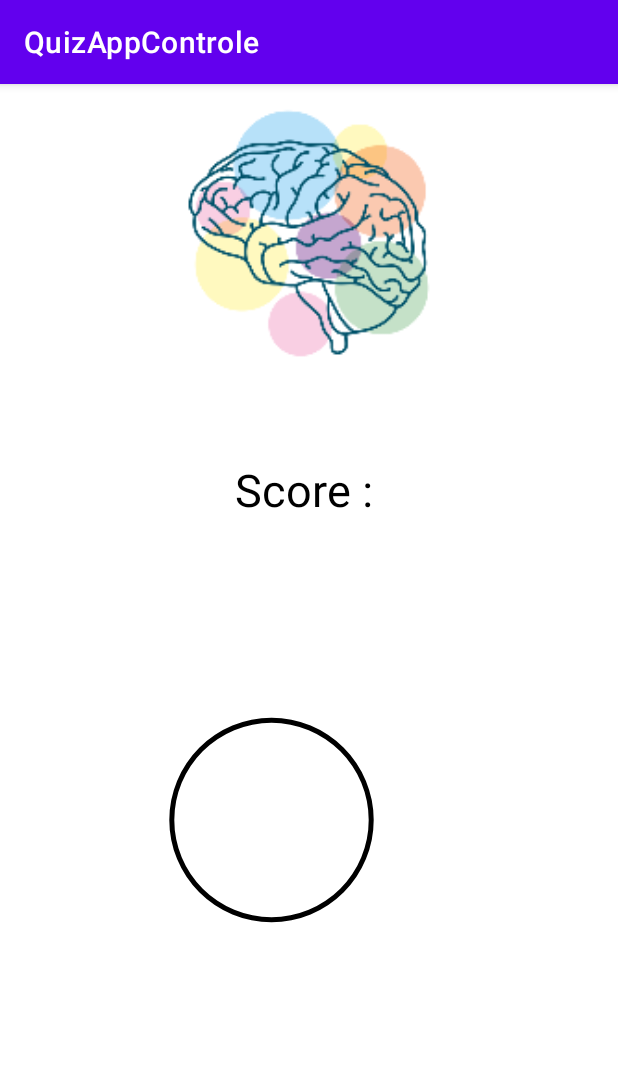
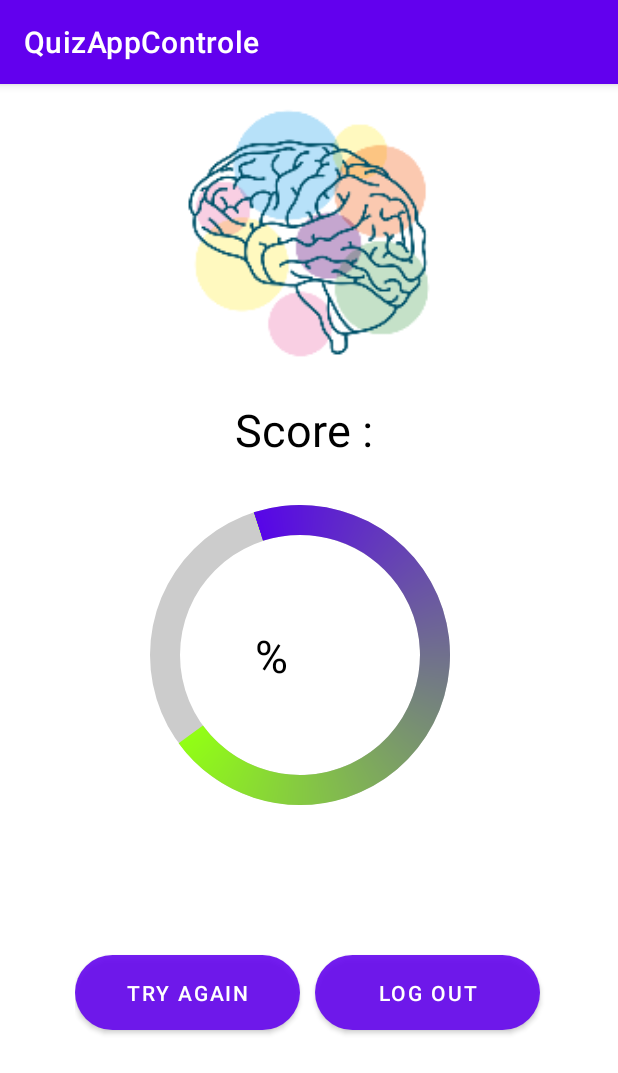
Before and after one commit to felgarti/QuizApp, an Android app: the Score screen opened directly, with no data from a screen before it, on a phone screen of 412 x 824 dp. Shown: the top 1073 px of the screen. Run offline under Robolectric (Android 15) with nearby library versions, the phone set to English and light mode, and no system bars; our stand-ins replace Firebase (no records; nobody signed in at launch, a user with empty details on screens opened directly); libraries missing offline, so code that uses them is left out: com.github.mikephil.charting.

Commit message:
progress bar fixed

```diff
--- a/app/src/main/res/drawable/circular_shape.xml
+++ b/app/src/main/res/drawable/circle_shape.xml
@@ -1,10 +1,14 @@
 <?xml version="1.0" encoding="utf-8"?>
 <shape
     xmlns:android="http://schemas.android.com/apk/res/android"
+    android:shape="ring"
+
     android:innerRadiusRatio="2.5"
-    android:shape="ring"
-    android:thickness="3dp"
+    android:thickness="20dp"
     android:useLevel="false">
-    android:textAlignment="center"
-    <solid android:color="@color/black" />
+
+    <solid android:color="#CCC"
+       />
+
+
 </shape>
--- a/app/src/main/res/drawable/circular_progress_bar.xml
+++ b/app/src/main/res/drawable/circular_progress_bar.xml
@@ -1,21 +1,21 @@
 <?xml version="1.0" encoding="utf-8"?>
-<rotate
-    xmlns:android="http://schemas.android.com/apk/res/android"
-    android:fromDegrees="270"
-    android:toDegrees="270">
+<rotate xmlns:android="http://schemas.android.com/apk/res/android"
 
-    <!--styling the progress bar-->
+
+
+    >
     <shape
         android:innerRadiusRatio="2.5"
         android:shape="ring"
-        android:thickness="8dp"
-        android:useLevel="true">
+        android:thickness="20dp"
+        android:useLevel="true"
+        >
+
         <gradient
-            android:angle="0"
-            android:endColor="#ADD8E6"
-            android:startColor="#ADD8E6"
+            android:angle="100"
+            android:startColor="#5705E8"
+            android:endColor="#92FF14"
             android:type="sweep"
-            android:useLevel="false" />
+            android:useLevel="true" />
     </shape>
-
 </rotate>
--- a/app/src/main/res/layout/activity_score.xml
+++ b/app/src/main/res/layout/activity_score.xml
@@ -10,79 +10,78 @@
 
         android:layout_gravity="center"
         android:src="@mipmap/logo_foreground" />
+
     <TextView
         android:id="@+id/score"
         android:layout_width="match_parent"
         android:layout_height="wrap_content"
-        android:textSize="30dp"
+        android:layout_marginTop="10dp"
+        android:gravity="center"
         android:text="Score : "
-        android:gravity="center"
         android:textColor="@color/black"
-        android:layout_marginTop="50dp"
-        />
-    <RelativeLayout
-        android:id="@+id/progress_layout"
+        android:textSize="30dp" />
+
+    <RelativeLayout xmlns:android="http://schemas.android.com/apk/res/android"
+        xmlns:tools="http://schemas.android.com/tools"
+        android:layout_width="match_parent"
+        android:layout_height="200dp"
+       android:layout_marginLeft="100dp"
+        android:layout_marginTop="30dp"
+        >
+    <ProgressBar
+        android:id="@+id/progressbar"
         android:layout_width="200dp"
         android:layout_height="200dp"
-        android:layout_margin="100dp">
 
-        <ProgressBar
-            android:id="@+id/progress_bar"
-            style="?android:attr/progressBarStyleHorizontal"
-            android:layout_width="match_parent"
-            android:layout_height="match_parent"
-            android:background="@drawable/circular_shape"
-            android:indeterminate="false"
-            android:layout_marginRight="38dp"
-            android:progressDrawable="@drawable/circular_progress_bar"
-            android:textAlignment="center" />
 
-        <TextView
-            android:id="@+id/progress_text"
-            android:layout_width="match_parent"
-            android:layout_height="wrap_content"
-            android:layout_alignParentLeft="true"
-            android:layout_alignParentRight="true"
-            android:layout_centerVertical="true"
-            android:layout_marginRight="38dp"
-            android:gravity="center"
-            android:textColor="@color/black"
-            android:textSize="28sp"
-            android:textStyle="bold" />
+        android:progressDrawable="@drawable/circular_progress_bar"
+        android:background="@drawable/circle_shape"
+        style="?android:attr/progressBarStyleHorizontal"
+        android:max="100"
+        android:progress="70"
+        />
+  <TextView
+      android:layout_height="match_parent"
+      android:layout_width="match_parent"
+      android:background="#00000000"
+     android:layout_marginLeft="70dp"
+ android:textColor="@color/black"
+      android:text="%"
+      android:id="@+id/progressiontext"
+      android:textSize="30dp"
+  android:layout_marginTop="80dp"
+
+
+/>
     </RelativeLayout>
     <LinearLayout
-      android:layout_marginLeft="50dp"
-        android:layout_marginTop="100dp"
-android:orientation="horizontal"
         android:layout_width="match_parent"
-        android:layout_height="wrap_content"
-        >
+        android:layout_height="207dp"
+        android:layout_marginLeft="50dp"
+        android:orientation="horizontal">
 
         <Button
 
+            android:id="@+id/tryagain"
             android:layout_width="150dp"
             android:layout_height="50dp"
-            android:text="try again"
-            android:id="@+id/tryagain"
+            android:layout_marginTop="100dp"
 
-            android:layout_marginTop="100dp"
             android:background="@drawable/buttonbackground"
-            />
+            android:text="try again" />
         <Button
 
 
+            android:id="@+id/logout"
             android:layout_width="150dp"
             android:layout_height="50dp"
-            android:text="log out"
-            android:id="@+id/logout"
+            android:layout_marginTop="100dp"
+            android:layout_marginLeft="10dp"
+            android:background="@drawable/buttonbackground"
+            android:text="log out" />
 
-            android:layout_marginTop="100dp"
-            android:background="@drawable/buttonbackground"
-            />
+
     </LinearLayout>
 
 
-
-
-
 </LinearLayout>
--- a/app/src/main/res/mipmap-anydpi-v26/logo.xml
+++ /dev/null
@@ -1,5 +0,0 @@
-<?xml version="1.0" encoding="utf-8"?>
-<adaptive-icon xmlns:android="http://schemas.android.com/apk/res/android">
-    <background android:drawable="@drawable/logo_background"/>
-    <foreground android:drawable="@mipmap/logo_foreground"/>
-</adaptive-icon>
--- a/app/src/main/res/mipmap-anydpi-v26/logo_round.xml
+++ /dev/null
@@ -1,5 +0,0 @@
-<?xml version="1.0" encoding="utf-8"?>
-<adaptive-icon xmlns:android="http://schemas.android.com/apk/res/android">
-    <background android:drawable="@drawable/logo_background"/>
-    <foreground android:drawable="@mipmap/logo_foreground"/>
-</adaptive-icon>
```
Also changed, not shown: app/src/main/java/com/example/quizappcontrole/Score.java (+11 -16 lines), app/src/main/res/drawable/logo_background.xml (deleted, +0 -74 lines), app/src/main/res/mipmap-hdpi/logo.png (deleted), app/src/main/res/mipmap-hdpi/logo_round.png (deleted), app/src/main/res/mipmap-mdpi/logo.png (deleted), app/src/main/res/mipmap-mdpi/logo_round.png (deleted), app/src/main/res/mipmap-xhdpi/logo.png (deleted), app/src/main/res/mipmap-xhdpi/logo_round.png (deleted), app/src/main/res/mipmap-xxhdpi/logo.png (deleted), app/src/main/res/mipmap-xxhdpi/logo_round.png (deleted), app/src/main/res/mipmap-xxxhdpi/logo.png (deleted), app/src/main/res/mipmap-xxxhdpi/logo_round.png (deleted).
